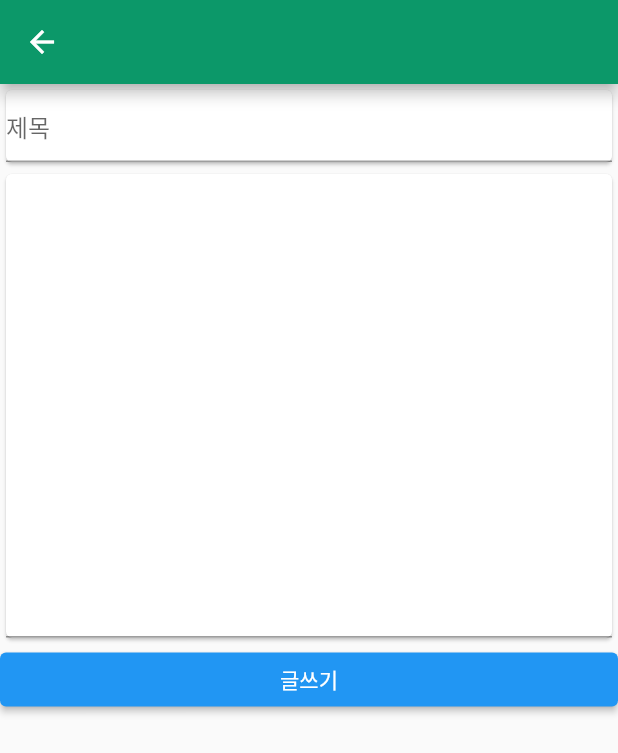
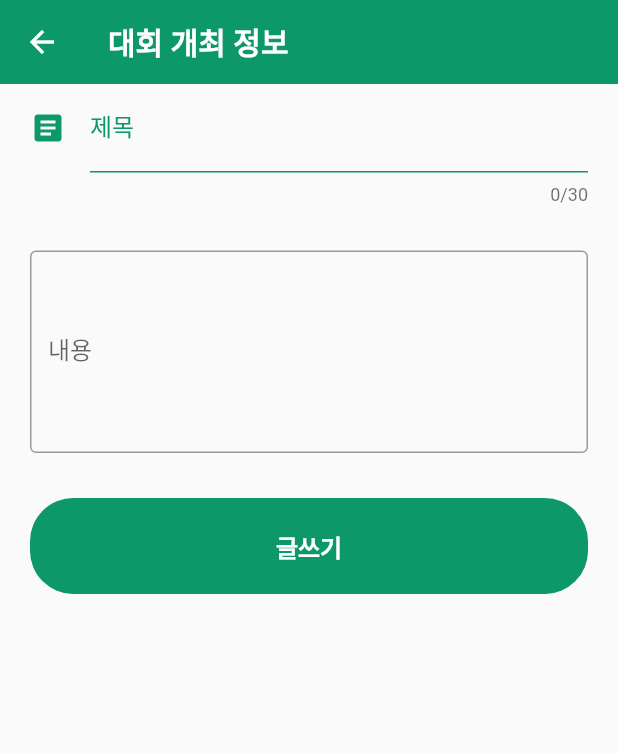
Before and after one commit to osamhack2021/AI_APP_handylib_devlib, a Flutter app: the PostWritePage screen opened directly with sample values from the repository, on a phone screen of 412 x 824 dp. Shown: the top 753 px of the screen. Run offline on Flutter 3.47's test engine with Material 2 defaults, Android fonts, the phone set to English and light mode, and no system bars; our stand-ins replace email_validator, flutter_dotenv, image_picker, modal_bottom_sheet, shared_preferences, transparent_image; missing offline and left inert: crypt, epub_viewer, mongo_dart; accounts and stored records are empty; network calls fail.

Commit message:
some ui change, fix bugs

```diff
--- a/app/lib/components/underlined_text.dart
+++ b/app/lib/components/underlined_text.dart
@@ -8,7 +8,7 @@ class UnderLinedText extends StatelessWidget {
   const UnderLinedText(
       {Key? key,
       required this.text,
-      this.style = const TextStyle(),
+      this.style = const TextStyle(fontSize: 20, fontWeight: FontWeight.bold),
       required this.thickness})
       : super(key: key);
 
--- a/app/lib/controller/user_controller.dart
+++ b/app/lib/controller/user_controller.dart
@@ -46,7 +46,7 @@ Future<int> createUser(
     Uri.parse(proxyUri + myUri + 'sign_up/'),
     headers: <String, String>{
       //"Accept":"application/json",
-      //"Access-Control-Allow-Origin":"*",
+      //"Access-Control-Allow-Origin":"*",W
       'Content-Type': 'application/json; charset=UTF-8',
     },
     /*headers: {
--- a/app/lib/main.dart
+++ b/app/lib/main.dart
@@ -20,10 +20,9 @@ class MyApp extends StatelessWidget {
     return MaterialApp(
       //home:TestPage(),
 
-
       home: LoginPage(),
 
-      //home: HomeScreen(),
+      // home: HomeScreen(),
       // home:LoginPage(),
 
       // home: EbookReader(),
--- a/app/lib/pages/post_write_page.dart
+++ b/app/lib/pages/post_write_page.dart
@@ -1,4 +1,5 @@
 import 'package:app/components/custom_text_form_field.dart';
+import 'package:app/components/login_page/rounded_button.dart';
 import 'package:app/constants/colors.dart';
 import 'package:app/models/board_models.dart';
 import 'package:app/models/post_models.dart';
@@ -6,58 +7,71 @@ import 'package:app/screens/home_screen.dart';
 import 'package:flutter/material.dart';
 
 class PostWritePage extends StatelessWidget {
-
-
-
   TextEditingController _postTitleController = TextEditingController();
   TextEditingController _postContentController = TextEditingController();
   @override
   Widget build(BuildContext context) {
-
-    final Board _thisBoard = ModalRoute.of(context)!.settings.arguments as Board;
+    final Board _thisBoard =
+        ModalRoute.of(context)!.settings.arguments as Board;
 
     return Scaffold(
-      appBar : AppBar(
+        appBar: AppBar(
+            elevation: 0.0,
             backgroundColor: Color(COLOR_PRIMARY),
+            title: Text(_thisBoard.boardName!,
+                style: const TextStyle(fontWeight: FontWeight.bold))),
+        body: Padding(
+          padding: const EdgeInsets.symmetric(horizontal: 20, vertical: 0),
+          child: ListView(children: [
+            TextFormField(
+              controller: _postTitleController,
+              maxLength: 30,
+              decoration: const InputDecoration(
+                icon: Icon(Icons.article, color: Color(COLOR_PRIMARY)),
+                labelText: '제목',
+                labelStyle: TextStyle(
+                  color: Color(COLOR_PRIMARY),
                 ),
-      body : ListView(
-        children: [
-          Card(
-            child:CustomTextFormField(title : 'postTitle',controller:_postTitleController, hintText: '제목',),
+                enabledBorder: UnderlineInputBorder(
+                  borderSide: BorderSide(color: Color(COLOR_PRIMARY)),
                 ),
-          Card(child:
+              ),
+            ),
+            const SizedBox(
+              height: 30,
+            ),
             TextFormField(
               controller: _postContentController,
-              minLines:15,
-              maxLines: 15,
+              maxLines: 5,
+              decoration: const InputDecoration(
+                hintText: '내용',
+                labelText: '내용',
+                border: OutlineInputBorder(),
               ),
             ),
-            ElevatedButton(
-              onPressed: (
-              ) async {
+            const SizedBox(
+              height: 20,
+            ),
+            RoundedButton(
+                text: "글쓰기",
+                press: () async {
                   int res = await writePost(
                       _postContentController.value.text,
                       _postTitleController.value.text,
                       _thisBoard.boardTag!,
-                  myUser!.userId
-                );
-                if(res == 200) {
-                  final _snackbar =
-                      SnackBar(content: Text('글을 등록했습니다.'));
+                      myUser!.userId);
+                  if (res == 200) {
+                    final _snackbar = SnackBar(content: Text('글을 등록했습니다.'));
                     ScaffoldMessenger.of(context).showSnackBar(_snackbar);
                     Navigator.pop(context);
-                }
-                else {
+                  } else {
                     final _snackbar =
                         SnackBar(content: Text('글을 등록하지 못했습니다. 에러코드 : ${res}'));
                     ScaffoldMessenger.of(context).showSnackBar(_snackbar);
                     Navigator.pop(context);
                   }
-              },
-              child: Text('글쓰기'),
-            )
-          ]
-        )
-      );
+                })
+          ]),
+        ));
   }
 }
```
Also changed, not shown: app/lib/components/forum_page/board_selector.dart (+14 -23 lines), app/lib/components/loading_dialog.dart (added, +40 -0 lines), app/lib/components/settingPage/show_modify_dialog.dart (+7 -4 lines), app/lib/components/unit_lib_page/unit_lib_content_scroll.dart (+6 -1 lines), app/lib/hooks/use_api.dart (+4 -10 lines), app/lib/pages/login_page.dart (+18 -14 lines), app/lib/pages/mybook_page.dart (+42 -27 lines), app/lib/pages/post_page.dart (+55 -77 lines), app/lib/pages/register_page.dart (+16 -14 lines), app/lib/pages/setting_page.dart (+10 -4 lines). Lines whose indentation alone changed are shown as unchanged.
